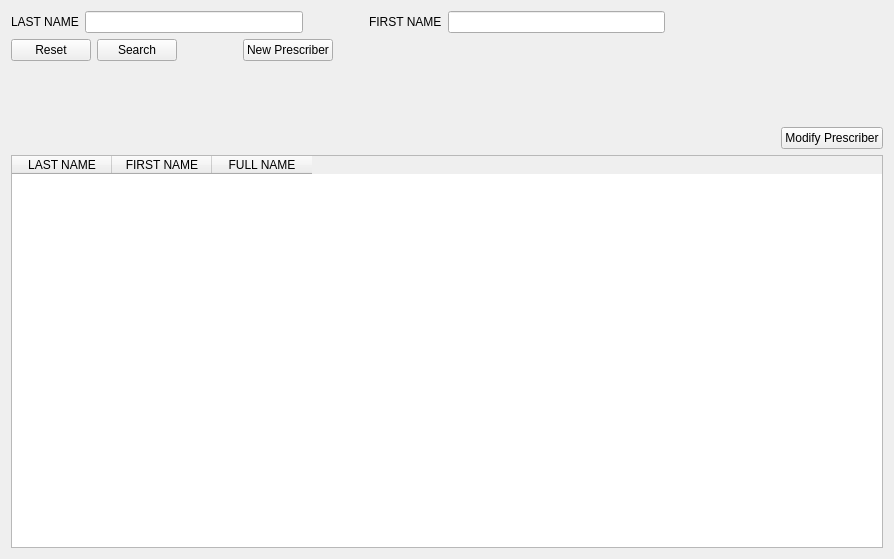
kyledevans/Medicine-Track, file mtrack/prescriberframe.ui: the form before one commit.
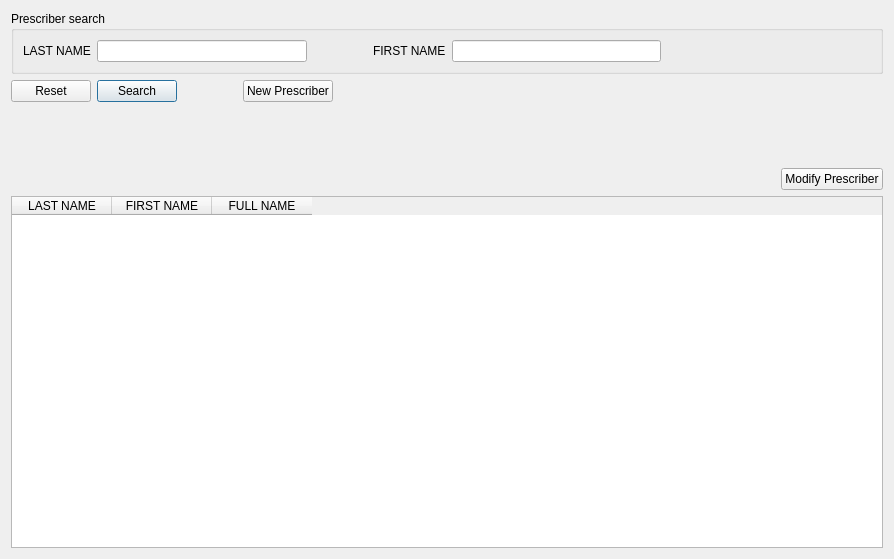
The form after the commit.

The edit to the form file:
```diff
--- a/mtrack/prescriberframe.ui
+++ b/mtrack/prescriberframe.ui
@@ -21,6 +21,12 @@
   </property>
   <layout class="QVBoxLayout" name="verticalLayout">
    <item>
+    <widget class="QGroupBox" name="groupBox">
+     <property name="title">
+      <string>Prescriber search</string>
+     </property>
+     <layout class="QVBoxLayout" name="verticalLayout_2">
+      <item>
     <layout class="QHBoxLayout" name="horizontalLayout">
      <item>
       <widget class="QLabel" name="lastLabel">
@@ -73,6 +79,9 @@
      </item>
     </layout>
    </item>
+     </layout>
+    </widget>
+   </item>
    <item>
     <layout class="QHBoxLayout" name="horizontalLayout_2">
      <item>
@@ -87,6 +96,9 @@
        <property name="text">
         <string>Search</string>
        </property>
+       <property name="default">
+        <bool>true</bool>
+       </property>
       </widget>
      </item>
      <item>
```
Lines whose indentation alone changed are shown as unchanged.
